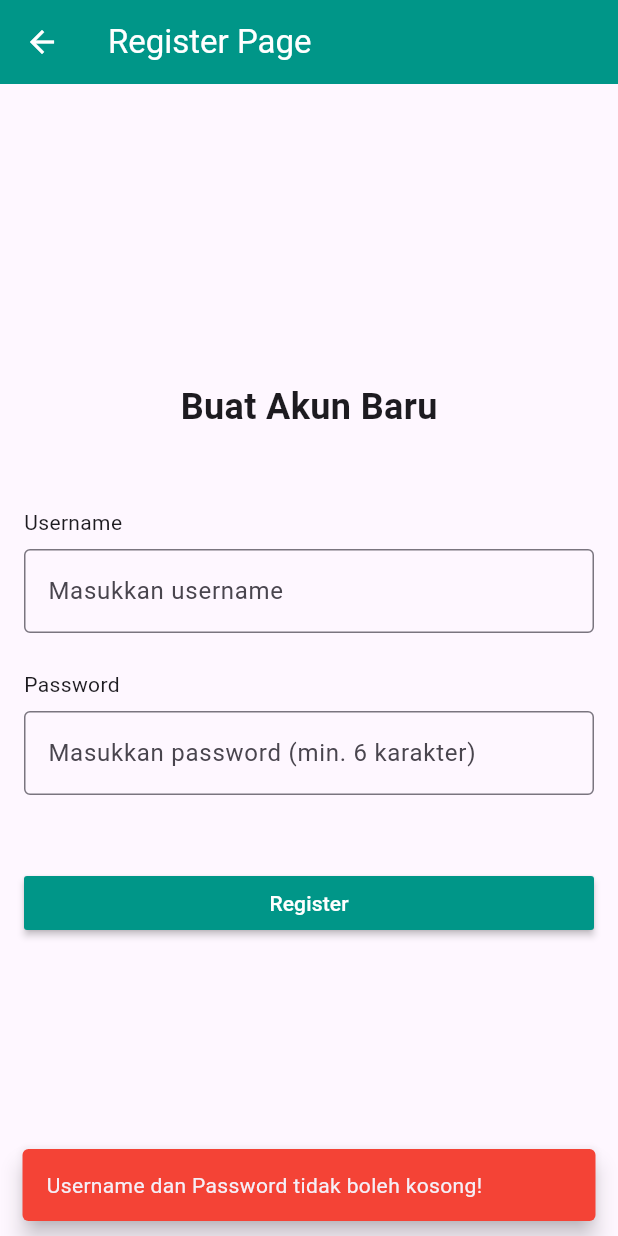
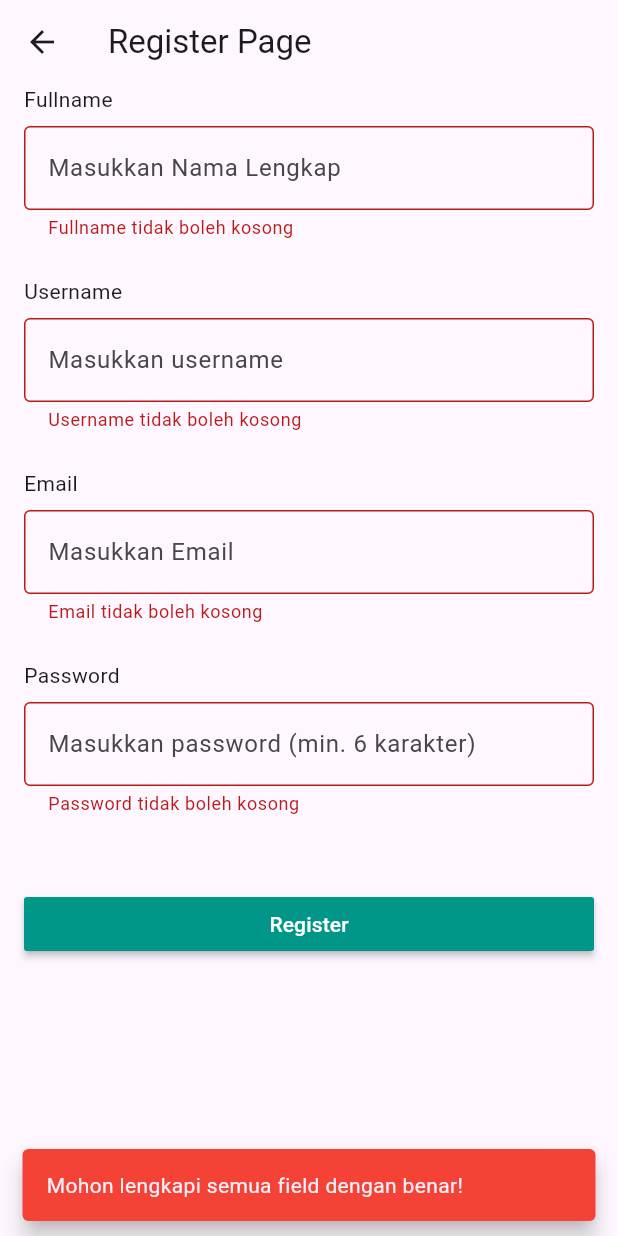
Before and after one commit to Abikayusri/FlutterTaskOneUdacoding, a Flutter app: the RegisterPage screen opened directly, after a tap on "Register", on a phone screen of 412 x 824 dp. Run offline on Flutter 3.47's test engine with Material 3 defaults, Android fonts, the phone set to English and light mode, and no system bars.

Commit message:
[Feature] Create login and register page

```diff
--- a/lib/uiview/register_page.dart
+++ b/lib/uiview/register_page.dart
@@ -9,88 +9,147 @@ class RegisterPage extends StatefulWidget {
 }
 
 class _RegisterPageState extends State<RegisterPage> {
-  final TextEditingController usernameController = TextEditingController();
-  final TextEditingController passwordController = TextEditingController();
+  final TextEditingController etFullname = TextEditingController();
+  final TextEditingController etUsername = TextEditingController();
+  final TextEditingController etPassword = TextEditingController();
+  final TextEditingController etEmail = TextEditingController();
 
   @override
   void dispose() {
-    usernameController.dispose();
-    passwordController.dispose();
+    etFullname.dispose();
+    etUsername.dispose();
+    etPassword.dispose();
+    etEmail.dispose();
     super.dispose();
   }
 
+  bool _isValidEmail(String email) {
+    return RegExp(r'^[\w-\.]+@([\w-]+\.)+[\w-]{2,4}$').hasMatch(email);
+  }
+
   void _register() {
-    String username = usernameController.text.trim();
-    String password = passwordController.text.trim();
+    // Validate form first
+    if (!keyForm.currentState!.validate()) {
+      context.showErrorSnackBar("Mohon lengkapi semua field dengan benar!");
+      return;
+    }
 
-    if (username.isEmpty || password.isEmpty) {
-      context.showErrorSnackBar('Username dan Password tidak boleh kosong!');
+    String fullname = etFullname.text.trim();
+    String username = etUsername.text.trim();
+    String email = etEmail.text.trim();
+    String password = etPassword.text.trim();
+
+    if (fullname.isEmpty || username.isEmpty || email.isEmpty || password.isEmpty) {
+      context.showErrorSnackBar("Semua field tidak boleh kosong!");
+      return;
+    }
+
+    if (!_isValidEmail(email)) {
+      context.showWarningSnackbar("Format email tidak valid!");
       return;
     }
 
     if (password.length < 6) {
-      context.showErrorSnackBar('Password minimal 6 karakter!');
+      context.showWarningSnackbar("Password minimal 6 karakter!");
       return;
     }
 
-    Navigator.pop(context, {'username': username, 'password': password});
+    Navigator.pop(context, {
+      "fullname": fullname,
+      "username": username,
+      "email": email,
+      "password": password
+    });
   }
+
+  GlobalKey<FormState> keyForm = GlobalKey<FormState>();
 
   @override
   Widget build(BuildContext context) {
     return Scaffold(
-      appBar: AppBar(
-        title: Text('Register Page'),
-        backgroundColor: Colors.teal,
-        foregroundColor: Colors.white,
-      ),
-      body: SingleChildScrollView(
-        child: ConstrainedBox(
-          constraints: BoxConstraints(
-            minHeight:
-            MediaQuery.of(context).size.height -
-                kToolbarHeight -
-                MediaQuery.of(context).padding.top,
-          ),
-          child: Center(
+      appBar: AppBar(title: Text("Register Page")),
+      body: Form(
+        key: keyForm,
+        autovalidateMode: AutovalidateMode.onUserInteraction,
         child: Padding(
           padding: const EdgeInsets.only(left: 16.0, right: 16.0),
+          child: Center(
             child: Column(
-                mainAxisAlignment: MainAxisAlignment.center,
               children: [
-                  Text(
-                    'Buat Akun Baru',
-                    style: TextStyle(fontSize: 24, fontWeight: FontWeight.bold),
-                  ),
+                Align(alignment: Alignment.centerLeft, child: Text("Fullname")),
 
-                  SizedBox(height: 50),
+                SizedBox(height: 8),
 
-                  Align(
-                    alignment: Alignment.centerLeft,
-                    child: Text('Username'),
-                  ),
-                  SizedBox(height: 8),
-                  TextField(
-                    controller: usernameController,
+                TextFormField(
+                  controller: etFullname,
+                  validator: (val) {
+                    return val!.isEmpty ? "Fullname tidak boleh kosong" : null;
+                  },
                   decoration: InputDecoration(
                     border: OutlineInputBorder(),
-                      hintText: 'Masukkan username',
+                    hintText: "Masukkan Nama Lengkap",
                   ),
                 ),
 
                 SizedBox(height: 24),
 
-                  Align(
-                    alignment: Alignment.centerLeft,
-                    child: Text('Password'),
-                  ),
+                Align(alignment: Alignment.centerLeft, child: Text("Username")),
+
                 SizedBox(height: 8),
-                  TextField(
-                    controller: passwordController,
-                    obscureText: true,
+
+                TextFormField(
+                  controller: etUsername,
+                  validator: (val) {
+                    return val!.isEmpty ? "Username tidak boleh kosong" : null;
+                  },
                   decoration: InputDecoration(
                     border: OutlineInputBorder(),
-                      hintText: 'Masukkan password (min. 6 karakter)',
+                    hintText: "Masukkan username",
+                  ),
+                ),
+
+                SizedBox(height: 24),
+
+                Align(alignment: Alignment.centerLeft, child: Text("Email")),
+
+                SizedBox(height: 8),
+                TextFormField(
+                  controller: etEmail,
+                  validator: (val) {
+                    if (val!.isEmpty) {
+                      return "Email tidak boleh kosong";
+                    }
+                    if (!_isValidEmail(val)) {
+                      return "Format email tidak valid";
+                    }
+                    return null;
+                  },
+                  decoration: InputDecoration(
+                    border: OutlineInputBorder(),
+                    hintText: "Masukkan Email",
+                  ),
+                ),
+
+                SizedBox(height: 24),
+
+                Align(alignment: Alignment.centerLeft, child: Text("Password")),
+
+                SizedBox(height: 8),
+                TextFormField(
+                  controller: etPassword,
+                  obscureText: true,
+                  validator: (val) {
+                    if (val!.isEmpty) {
+                      return "Password tidak boleh kosong";
+                    }
+                    if (val.length < 6) {
+                      return "Password minimal 6 karakter";
+                    }
+                    return null;
+                  },
+                  decoration: InputDecoration(
+                    border: OutlineInputBorder(),
+                    hintText: "Masukkan password (min. 6 karakter)",
                   ),
                 ),
 
@@ -101,10 +160,9 @@ class _RegisterPageState extends State<RegisterPage> {
                   onPressed: _register,
                   color: Colors.teal,
                   textColor: Colors.white,
-                    child: Text('Register'),
+                  child: Text("Register"),
                 ),
               ],
-              ),
             ),
           ),
         ),
```
Also changed, not shown: lib/uiview/login_page.dart (+50 -16 lines), lib/utils/snackbar_ext.dart (+11 -0 lines). Lines whose indentation alone changed are shown as unchanged.
